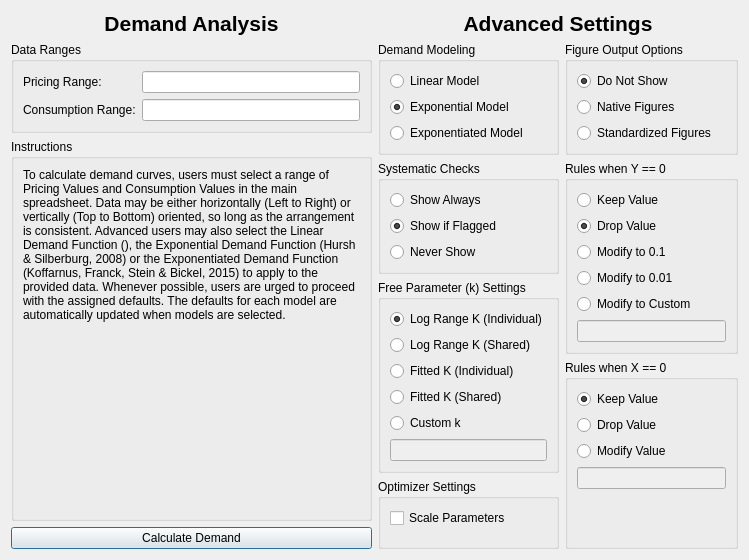
Old version of the form demandsettingsdialog.ui in the repository miyamot0/DemandCalculatorQT.
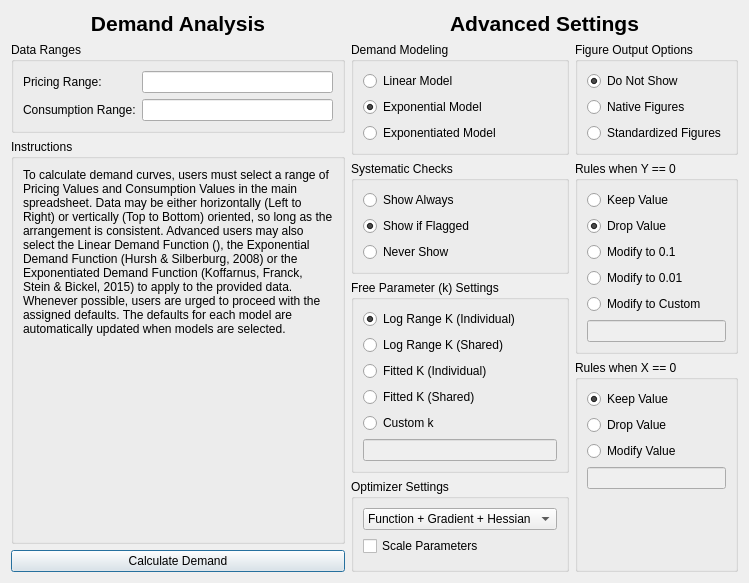
New version of the form.

Commit message: more robust fitting options

```diff
--- a/demandsettingsdialog.ui
+++ b/demandsettingsdialog.ui
@@ -7,7 +7,7 @@
     <x>0</x>
     <y>0</y>
     <width>749</width>
-    <height>560</height>
+    <height>583</height>
    </rect>
   </property>
   <property name="windowTitle">
@@ -343,6 +343,28 @@
             <string>Optimizer Settings</string>
            </property>
            <layout class="QVBoxLayout" name="verticalLayout_10">
+            <item>
+             <widget class="QComboBox" name="comboBoxFitting">
+              <property name="currentIndex">
+               <number>2</number>
+              </property>
+              <item>
+               <property name="text">
+                <string>Function</string>
+               </property>
+              </item>
+              <item>
+               <property name="text">
+                <string>Function + Gradient</string>
+               </property>
+              </item>
+              <item>
+               <property name="text">
+                <string>Function + Gradient + Hessian</string>
+               </property>
+              </item>
+             </widget>
+            </item>
             <item>
              <widget class="QCheckBox" name="checkBoxScaling">
               <property name="toolTip">
```
Left out of the diff: 1 changed line with no effect on the pictures. The commit also changes 7 other files.
